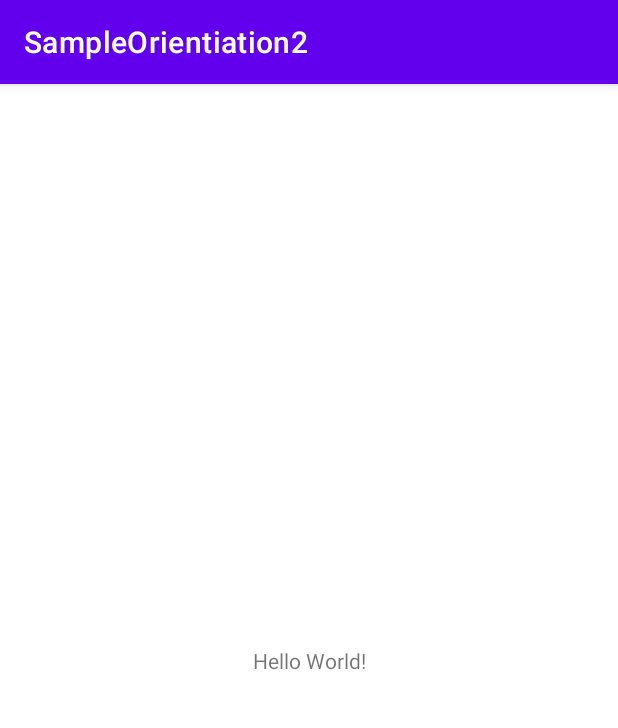
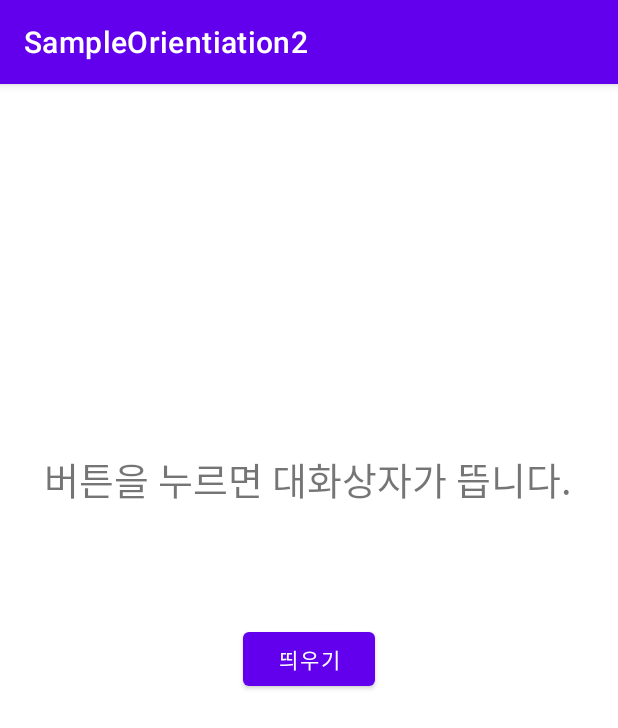
Before and after one commit to qjsqjsaos/Make-a-Android-App-Programming, an Android app: the screen it shows after launch (MainActivity), on a phone screen of 412 x 824 dp. Shown: the top 728 px of the screen. Run offline under Robolectric (Android 15) with nearby library versions, the phone set to English and light mode, and no system bars.

```diff
--- a/app/src/main/res/layout/activity_main.xml
+++ b/app/src/main/res/layout/activity_main.xml
@@ -7,12 +7,25 @@
     tools:context=".MainActivity">
 
     <TextView
+        android:id="@+id/textView"
         android:layout_width="wrap_content"
         android:layout_height="wrap_content"
-        android:text="Hello World!"
-        app:layout_constraintBottom_toBottomOf="parent"
-        app:layout_constraintLeft_toLeftOf="parent"
-        app:layout_constraintRight_toRightOf="parent"
+        android:layout_marginTop="244dp"
+        android:text="버튼을 누르면 대화상자가 뜹니다."
+        android:textSize="25sp"
+        app:layout_constraintEnd_toEndOf="parent"
+        app:layout_constraintHorizontal_bias="0.491"
+        app:layout_constraintStart_toStartOf="parent"
         app:layout_constraintTop_toTopOf="parent" />
 
+    <Button
+        android:id="@+id/button"
+        android:layout_width="wrap_content"
+        android:layout_height="wrap_content"
+        android:text="띄우기"
+        app:layout_constraintBottom_toBottomOf="parent"
+        app:layout_constraintEnd_toEndOf="parent"
+        app:layout_constraintStart_toStartOf="parent"
+        app:layout_constraintTop_toTopOf="parent"
+        app:layout_constraintVertical_bias="0.499" />
 </androidx.constraintlayout.widget.ConstraintLayout>
```
Also changed, not shown: app/src/main/java/org/techtown/sampleorientiation2/MainActivity.java (+52 -0 lines).
